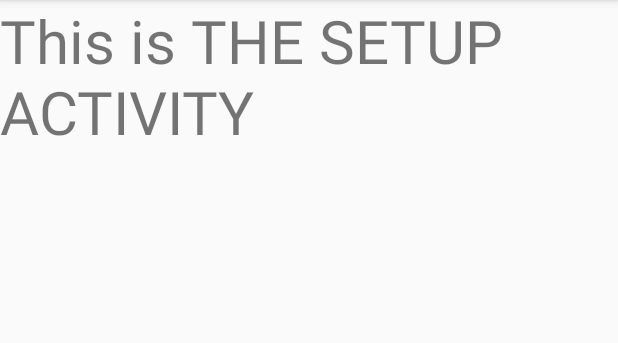
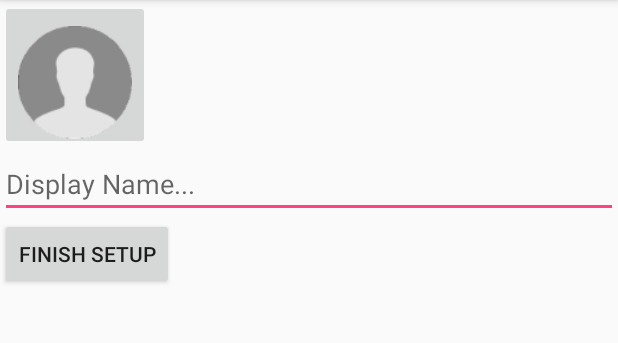
Before and after one commit to ashwinvaswani/MonD, an Android app: the SetupAcitivty screen opened directly, with no data from a screen before it, on a phone screen of 412 x 824 dp, the part 84-427 px from its top. Run offline under Robolectric (Android 15) with nearby library versions, the light colour scheme and no system bars; our stand-ins replace Firebase (no records; nobody signed in at launch, a user with empty details on screens opened directly); libraries missing offline, so code that uses them is left out: com.theartofdev.edmodo.

Commit message:
First Commit

```diff
--- a/app/build.gradle
+++ b/app/build.gradle
@@ -31,5 +31,7 @@ dependencies {
     compile 'com.google.firebase:firebase-database:11.8.0'
     compile 'com.android.support:design:26.1.0'
     compile 'com.google.firebase:firebase-storage:11.8.0'
+    compile 'com.theartofdev.edmodo:android-image-cropper:2.6.+'
+    compile 'com.google.firebase:firebase-storage:11.8.0'
 }
 apply plugin: 'com.google.gms.google-services'
--- a/app/src/main/AndroidManifest.xml
+++ b/app/src/main/AndroidManifest.xml
@@ -16,6 +16,8 @@
                 <category android:name="android.intent.category.LAUNCHER" />
             </intent-filter>
         </activity>
+        <activity android:name="com.theartofdev.edmodo.cropper.CropImageActivity"
+            android:theme="@style/Base.Theme.AppCompat"/>
         <activity android:name=".LoginActivity" />
         <activity android:name=".Register_Activity" />
         <activity android:name=".SetupAcitivty"></activity>
--- a/app/src/main/java/com/example/meenukochar/mond/MainActivity.java
+++ b/app/src/main/java/com/example/meenukochar/mond/MainActivity.java
@@ -39,6 +39,7 @@ public class MainActivity extends AppCompatActivity {
                 }
             }
         };
+        checkUserExist();
 
     }
     private void checkUserExist() {
@@ -65,7 +66,7 @@ public class MainActivity extends AppCompatActivity {
     @Override
     protected void onStart() {
         super.onStart();
-        checkUserExist();
+
         mAuth.addAuthStateListener(mAuthListener);
     }
 }
--- a/app/src/main/java/com/example/meenukochar/mond/SetupAcitivty.java
+++ b/app/src/main/java/com/example/meenukochar/mond/SetupAcitivty.java
@@ -1,13 +1,138 @@
 package com.example.meenukochar.mond;
 
+import android.app.ProgressDialog;
+import android.content.Intent;
+import android.net.Uri;
 import android.support.v7.app.AppCompatActivity;
 import android.os.Bundle;
+import android.text.TextUtils;
+import android.view.View;
+import android.widget.Button;
+import android.widget.EditText;
+import android.widget.ImageButton;
+
+import com.google.android.gms.tasks.OnSuccessListener;
+import com.google.firebase.auth.FirebaseAuth;
+import com.google.firebase.database.DatabaseReference;
+import com.google.firebase.database.FirebaseDatabase;
+import com.google.firebase.storage.FirebaseStorage;
+import com.google.firebase.storage.StorageReference;
+import com.google.firebase.storage.UploadTask;
+import com.theartofdev.edmodo.cropper.CropImage;
+import com.theartofdev.edmodo.cropper.CropImageView;
 
 public class SetupAcitivty extends AppCompatActivity {
+
+    private ImageButton mSetupImgBtn;
+    private EditText mNameField;
+    private Button mSubmitBtn;
+
+    private static final int GALLERY_REQUEST = 1;
+
+    private Uri mImageUri = null;
+
+    private DatabaseReference mDatabaseUsers;
+    private FirebaseAuth mAuth;
+
+    private StorageReference mStorageImage;
+
+    private ProgressDialog mProgress;
 
     @Override
     protected void onCreate(Bundle savedInstanceState) {
         super.onCreate(savedInstanceState);
         setContentView(R.layout.activity_setup_acitivty);
+
+        mSetupImgBtn = (ImageButton) findViewById(R.id.setupImgBtn);
+        mNameField = (EditText) findViewById(R.id.nameField);
+        mSubmitBtn = (Button) findViewById(R.id.submitButton);
+        mDatabaseUsers = FirebaseDatabase.getInstance().getReference().child("Users");
+        mAuth = FirebaseAuth.getInstance();
+        mProgress = new ProgressDialog(this);
+
+        mStorageImage = FirebaseStorage.getInstance().getReference().child("Profile_images");
+
+        mSubmitBtn.setOnClickListener(new View.OnClickListener() {
+            @Override
+            public void onClick(View view) {
+
+                startSetupAccount();
+
+            }
+        });
+
+        mSetupImgBtn.setOnClickListener(new View.OnClickListener() {
+            @Override
+            public void onClick(View view) {
+
+                Intent galleryIntent = new Intent();
+                galleryIntent.setAction(Intent.ACTION_GET_CONTENT);
+                galleryIntent.setType("image/*");
+                startActivityForResult(galleryIntent, GALLERY_REQUEST);
+
+            }
+        });
+
+    }
+
+    private void startSetupAccount() {
+
+        final String name = mNameField.getText().toString().trim();
+        final String user_id = mAuth.getCurrentUser().getUid();
+
+        if(!TextUtils.isEmpty(name) && mImageUri != null){
+
+            mProgress.setMessage("Finishing Setup...");
+            mProgress.show();
+
+            StorageReference filepath = mStorageImage.child(mImageUri.getLastPathSegment());
+            filepath.putFile(mImageUri).addOnSuccessListener(new OnSuccessListener<UploadTask.TaskSnapshot>() {
+                @Override
+                public void onSuccess(UploadTask.TaskSnapshot taskSnapshot) {
+
+                    String downloadUri = taskSnapshot.getDownloadUrl().toString();
+
+                    mDatabaseUsers.child(user_id).child("name").setValue(name);
+                    mDatabaseUsers.child(user_id).child("image").setValue(downloadUri);
+
+                    mProgress.dismiss();
+
+                    Intent tomain = new Intent(SetupAcitivty.this, MainActivity.class);
+                    tomain.addFlags(Intent.FLAG_ACTIVITY_CLEAR_TOP);
+                    startActivity(tomain);
+
+                }
+            });
+
+        }
+
+    }
+
+    @Override
+    protected void onActivityResult(int requestCode, int resultCode, Intent data) {
+        super.onActivityResult(requestCode, resultCode, data);
+
+        if(requestCode == GALLERY_REQUEST && resultCode == RESULT_OK){
+
+            Uri imageUri = data.getData();
+
+            CropImage.activity(imageUri)
+                    .setGuidelines(CropImageView.Guidelines.ON)
+                    .setAspectRatio(1,1)
+                    .start(this);
+        }
+        if (requestCode == CropImage.CROP_IMAGE_ACTIVITY_REQUEST_CODE) {
+
+            CropImage.ActivityResult result = CropImage.getActivityResult(data);
+
+            if (resultCode == RESULT_OK) {
+
+                mImageUri = result.getUri();
+                mSetupImgBtn.setImageURI(mImageUri);
+
+            } else if (resultCode == CropImage.CROP_IMAGE_ACTIVITY_RESULT_ERROR_CODE) {
+                Exception error = result.getError();
+            }
+        }
     }
 }
--- a/app/src/main/res/layout/activity_setup_acitivty.xml
+++ b/app/src/main/res/layout/activity_setup_acitivty.xml
@@ -6,10 +6,39 @@
     android:layout_height="match_parent"
     tools:context="com.example.meenukochar.mond.SetupAcitivty">
 
-    <TextView
+    <LinearLayout
+        android:layout_width="match_parent"
+        android:layout_height="wrap_content"
+        android:orientation="vertical">
+
+    <ImageButton
+        android:id="@+id/setupImgBtn"
+        android:layout_width="100dp"
+        android:layout_height="100dp"
+        android:paddingTop="20dp"
+        android:scaleType="centerCrop"
+        android:src="@mipmap/c245339439045212"
+        tools:ignore="MissingConstraints"
+        tools:layout_editor_absoluteX="126dp"
+        tools:layout_editor_absoluteY="16dp" />
+
+    <EditText
+        android:layout_width="match_parent"
+        android:layout_height="wrap_content"
+        tools:layout_editor_absoluteX="30dp"
+        tools:layout_editor_absoluteY="142dp"
+        android:id="@+id/setupNameField"
+        tools:ignore="MissingConstraints"
+        android:hint="Display Name..."/>
+
+    <Button
+        android:id="@+id/submitButton"
         android:layout_width="wrap_content"
         android:layout_height="wrap_content"
-        android:text="This is THE SETUP ACTIVITY"
-        android:textSize="40dp"/>
+        tools:layout_editor_absoluteX="148dp"
+        tools:layout_editor_absoluteY="447dp"
+        tools:ignore="MissingConstraints"
+        android:text="FINISH SETUP"/>
+    </LinearLayout>
 
 </android.support.constraint.ConstraintLayout>
```
Also changed, not shown: app/src/main/res/mipmap-xxxhdpi/c245339439045212.jpg (added), 1 other file.
